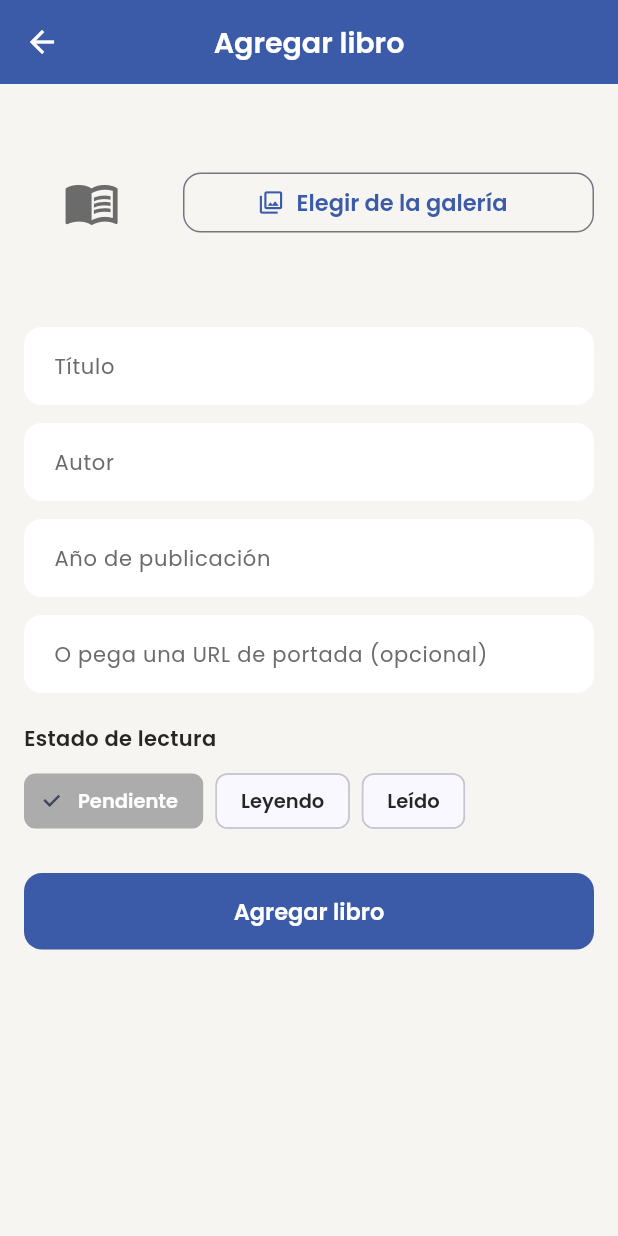
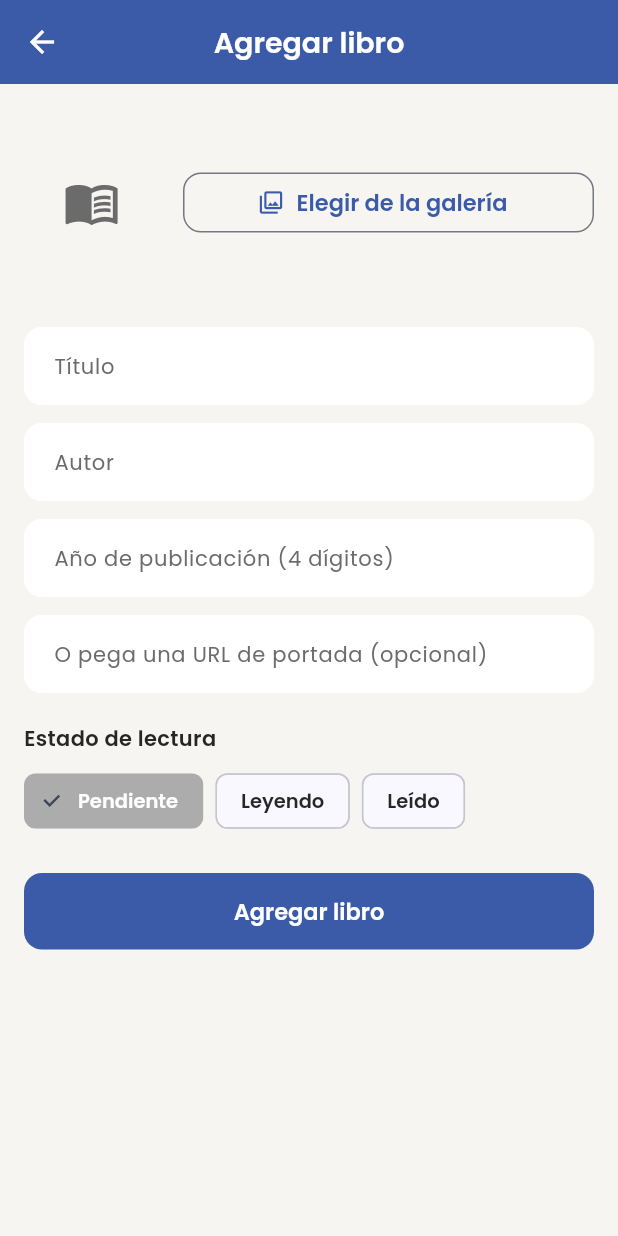
Before and after one commit to joelsanran/mi_biblioteca, a Flutter app: the BookFormScreen screen opened directly with empty values, on a phone screen of 412 x 824 dp. Run offline on Flutter 3.47's test engine with Material 3 defaults, Android fonts, the phone set to English and light mode, and no system bars; our stand-ins replace cloud_firestore, firebase_auth, firebase_core, google_fonts, google_sign_in, image_picker; accounts and stored records are empty.

Commit message:
feat: limitar año a 4 dígitos y página de lectura a máximo 4 dígitos

```diff
--- a/lib/screens/user/book_form_screen.dart
+++ b/lib/screens/user/book_form_screen.dart
@@ -6,6 +6,7 @@ import '../../services/firestore_service.dart';
 import '../../theme/app_theme.dart';
 import '../../utils/validators.dart';
 import '../../widgets/book_cover.dart';
+import 'package:flutter/services.dart';
 
 class BookFormScreen extends StatefulWidget {
   const BookFormScreen({super.key, required this.userId, this.book});
@@ -195,9 +196,16 @@ class _BookFormScreenState extends State<BookFormScreen> {
             const SizedBox(height: 12),
             TextFormField(
               controller: _yearCtrl,
-              decoration:
-                  const InputDecoration(labelText: 'Año de publicación'),
+              decoration: const InputDecoration(
+                labelText: 'Año de publicación (4 dígitos)',
+                hintText: 'Ej. 1999',
+              ),
               keyboardType: TextInputType.number,
+              inputFormatters: [
+                FilteringTextInputFormatter.digitsOnly,
+                LengthLimitingTextInputFormatter(4),
+              ],
+              validator: Validators.year,
             ),
             const SizedBox(height: 12),
             TextFormField(
@@ -225,16 +233,15 @@ class _BookFormScreenState extends State<BookFormScreen> {
               TextFormField(
                 controller: _pageCtrl,
                 keyboardType: TextInputType.number,
+                inputFormatters: [
+                  FilteringTextInputFormatter.digitsOnly,
+                  LengthLimitingTextInputFormatter(4),
+                ],
                 decoration: const InputDecoration(
                   labelText: 'Página en la que te quedaste',
                   prefixIcon: Icon(Icons.bookmark_outline),
                 ),
-                validator: (v) {
-                  if (v == null || v.trim().isEmpty) return null;
-                  final n = int.tryParse(v.trim());
-                  if (n == null || n < 0) return 'Ingresa un número válido';
-                  return null;
-                },
+                validator: Validators.page,
               ),
             ],
 
```
Also changed, not shown: lib/utils/validators.dart (+76 -9 lines).
